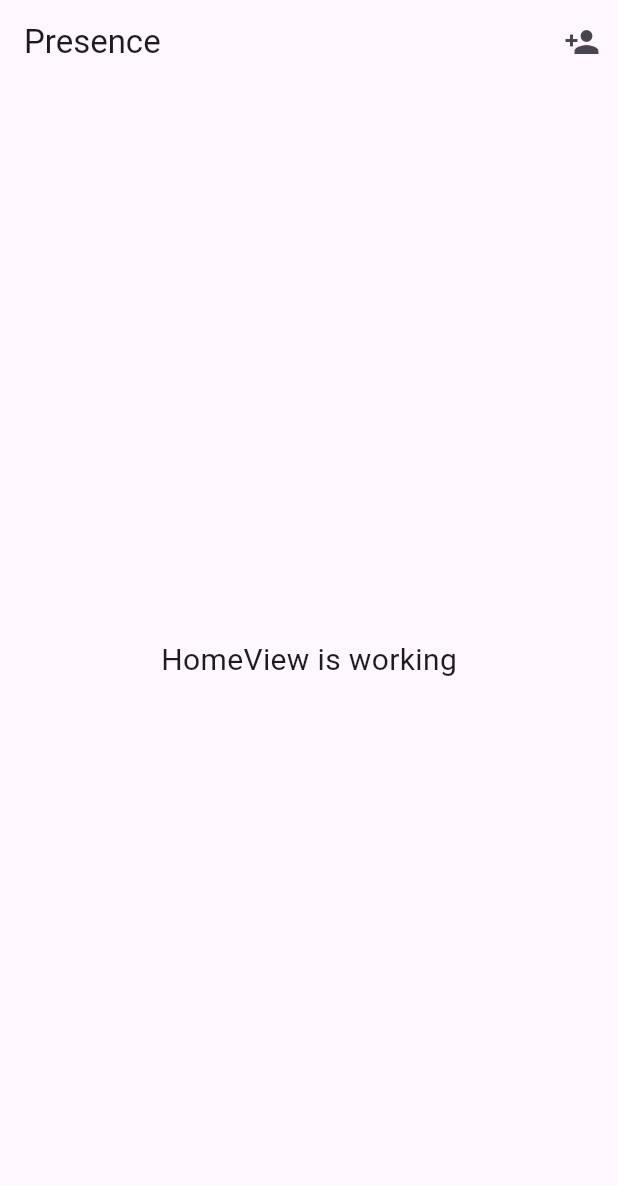
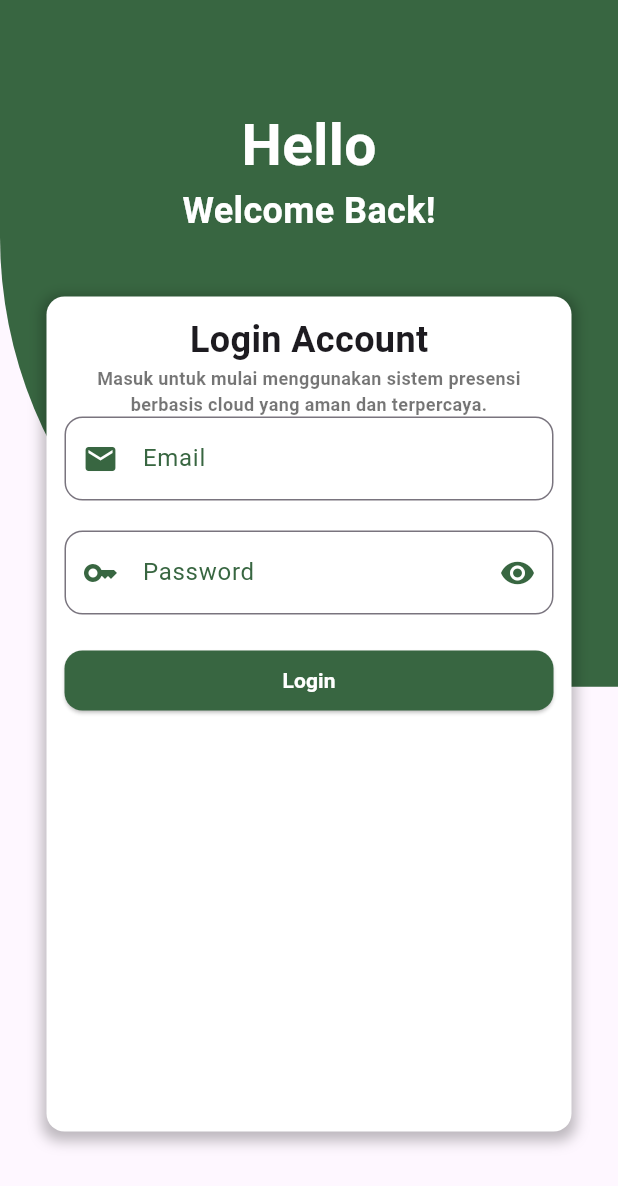
Before and after one commit to RizkyArdiansyahhh/mobile-app-presence, a Flutter app: the screen it shows after launch, on a phone screen of 412 x 824 dp. Shown: the top 1186 px of the screen. Run offline on Flutter 3.47's test engine with Material 3 defaults, Android fonts, the light colour scheme and no system bars; our stand-ins replace cloud_firestore, firebase_auth, firebase_core, get; accounts and stored records are empty.

Commit message:
create emailVerified controller

```diff
--- a/lib/app/modules/add_employee/views/add_employee_view.dart
+++ b/lib/app/modules/add_employee/views/add_employee_view.dart
@@ -31,6 +31,7 @@ class AddEmployeeView extends GetView<AddEmployeeController> {
           children: [
             const SizedBox(height: 50),
             InputWidget(
+              obscureText: false,
               label: "NIP",
               icon: const Icon(Icons.badge),
               controller: controller.nipController,
@@ -38,6 +39,7 @@ class AddEmployeeView extends GetView<AddEmployeeController> {
             ),
             const SizedBox(height: 20),
             InputWidget(
+              obscureText: false,
               label: "Email",
               icon: const Icon(Icons.alternate_email),
               controller: controller.emailController,
@@ -45,6 +47,7 @@ class AddEmployeeView extends GetView<AddEmployeeController> {
             ),
             const SizedBox(height: 20),
             InputWidget(
+              obscureText: false,
               label: "Nama",
               icon: const Icon(Icons.person),
               controller: controller.nameController,
--- /dev/null
+++ b/lib/app/modules/login/controllers/login_controller.dart
@@ -0,0 +1,64 @@
+import 'package:firebase_auth/firebase_auth.dart';
+import 'package:flutter/widgets.dart';
+import 'package:get/get.dart';
+import 'package:presence_app/app/routes/app_pages.dart';
+
+class LoginController extends GetxController {
+  late final TextEditingController emailController;
+  late final TextEditingController passwordController;
+
+  var visibilityPassword = false.obs;
+  final FirebaseAuth auth = FirebaseAuth.instance;
+
+  void changeVisibilityPassword() {
+    visibilityPassword.value = !visibilityPassword.value;
+  }
+
+  void showSnackbar(String title, String message) {
+    Get.snackbar(title, message, duration: const Duration(milliseconds: 1500));
+  }
+
+  void login() async {
+    if (emailController.text.trim().isNotEmpty &&
+        passwordController.text.trim().isNotEmpty) {
+      try {
+        final credential = await auth.signInWithEmailAndPassword(
+          email: emailController.text,
+          password: passwordController.text,
+        );
+        print(credential.user);
+        if (!credential.user!.emailVerified) {
+          await credential.user!.sendEmailVerification();
+          Get.toNamed(Routes.EMAIL_VERIFICATION);
+        }
+      } on FirebaseAuthException catch (e) {
+        if (e.code == 'user-not-found') {
+          print('No user found for that email.');
+          showSnackbar("Terjadi kesalahan", "No user found for that email.");
+        } else if (e.code == 'wrong-password') {
+          print('Wrong password provided for that user.');
+          showSnackbar(
+            "Terjadi kesalahan",
+            "Wrong password provided for that user.",
+          );
+        }
+      } catch (e) {
+        print("Terjadi kesalahan : $e");
+      }
+    }
+  }
+
+  @override
+  void onInit() {
+    super.onInit();
+    emailController = TextEditingController();
+    passwordController = TextEditingController();
+  }
+
+  @override
+  void onClose() {
+    emailController.dispose();
+    passwordController.dispose();
+    super.onClose();
+  }
+}
--- /dev/null
+++ b/lib/app/modules/login/views/login_view.dart
@@ -0,0 +1,166 @@
+import 'package:flutter/material.dart';
+
+import 'package:get/get.dart';
+import 'package:presence_app/app/widgets/input_widget.dart';
+
+import '../controllers/login_controller.dart';
+
+class LoginView extends GetView<LoginController> {
+  @override
+  Widget build(BuildContext context) {
+    return Scaffold(
+      body: Stack(
+        children: [
+          Container(
+            height: Get.height / 1.8,
+            decoration: BoxDecoration(
+              color: const Color(0xff386641),
+              borderRadius: BorderRadius.only(bottomLeft: Radius.circular(300)),
+            ),
+          ),
+          Padding(
+            padding: const EdgeInsets.symmetric(horizontal: 30),
+            child: Center(
+              child: Container(
+                width: double.infinity,
+                height: Get.height / 1.2,
+                padding: const EdgeInsets.all(1),
+                decoration: BoxDecoration(
+                  borderRadius: BorderRadius.circular(12),
+                ),
+                child: Column(
+                  children: [
+                    Column(
+                      children: [
+                        Text(
+                          "Hello",
+                          style: const TextStyle(
+                            fontSize: 38,
+                            fontWeight: FontWeight.w700,
+                            color: Color(0xffFFFFFF),
+                          ),
+                        ),
+                        Text(
+                          "Welcome Back!",
+                          style: const TextStyle(
+                            fontSize: 24,
+                            fontWeight: FontWeight.w700,
+                            color: Color(0xffFFFFFF),
+                          ),
+                        ),
+                      ],
+                    ),
+                    const SizedBox(height: 40),
+                    Expanded(
+                      child: Container(
+                        width: double.infinity,
+                        padding: const EdgeInsets.all(12),
+                        decoration: BoxDecoration(
+                          borderRadius: BorderRadius.circular(12),
+                          color: Colors.white,
+                          boxShadow: [
+                            BoxShadow(
+                              color: Colors.black26,
+                              spreadRadius: 3,
+                              blurRadius: 7,
+                              offset: Offset(0, 3),
+                            ),
+                          ],
+                        ),
+                        child: Column(
+                          children: [
+                            Column(
+                              children: [
+                                Text(
+                                  "Login Account",
+                                  style: const TextStyle(
+                                    fontSize: 24,
+                                    fontWeight: FontWeight.w700,
+                                  ),
+                                ),
+                                Text(
+                                  "Masuk untuk mulai menggunakan sistem presensi berbasis cloud yang aman dan terpercaya.",
+                                  textAlign: TextAlign.center,
+                                  style: const TextStyle(
+                                    fontSize: 12,
+                                    fontWeight: FontWeight.w600,
+                                    color: Colors.black54,
+                                  ),
+                                ),
+                              ],
+                            ),
+                            Expanded(
+                              child: ListView(
+                                children: [
+                                  InputWidget(
+                                    controller: controller.emailController,
+                                    obscureText: false,
+                                    label: "Email",
+                                    icon: const Icon(Icons.email),
+                                    textInputType: TextInputType.emailAddress,
+                                  ),
+                                  const SizedBox(height: 20),
+                                  Obx(() {
+                                    return InputWidget(
+                                      controller: controller.passwordController,
+                                      obscureText:
+                                          !controller.visibilityPassword.value,
+                                      label: "Password",
+                                      icon: const Icon(Icons.key),
+                                      suffixIcon: IconButton(
+                                        onPressed: () {
+                                          controller.changeVisibilityPassword();
+                                        },
+                                        icon:
+                                            (controller
+                                                .visibilityPassword
+                                                .value)
+                                            ? Icon(
+                                                Icons.visibility_off,
+                                                color: const Color(0xff386641),
+                                              )
+                                            : Icon(
+                                                Icons.visibility,
+                                                color: const Color(0xff386641),
+                                              ),
+                                      ),
+                                      textInputType:
+                                          TextInputType.visiblePassword,
+                                    );
+                                  }),
+                                  const SizedBox(height: 20),
+                                  ElevatedButton(
+                                    onPressed: () {
+                                      controller.login();
+                                    },
+                                    style: ElevatedButton.styleFrom(
+                                      backgroundColor: const Color(0xff386641),
+                                      shape: RoundedRectangleBorder(
+                                        borderRadius: BorderRadius.circular(12),
+                                      ),
+                                    ),
+                                    child: Text(
+                                      "Login",
+                                      style: TextStyle(
+                                        fontWeight: FontWeight.w700,
+                                        color: const Color(0xffFFFFFF),
+                                      ),
+                                    ),
+                                  ),
+                                ],
+                              ),
+                            ),
+                          ],
+                        ),
+                      ),
+                    ),
+                  ],
+                ),
+              ),
+            ),
+          ),
+        ],
+      ),
+    );
+  }
+}
--- a/lib/app/routes/app_pages.dart
+++ b/lib/app/routes/app_pages.dart
@@ -2,26 +2,36 @@ import 'package:get/get.dart';
 
 import 'package:presence_app/app/modules/add_employee/bindings/add_employee_binding.dart';
 import 'package:presence_app/app/modules/add_employee/views/add_employee_view.dart';
+import 'package:presence_app/app/modules/email_verification/bindings/email_verification_binding.dart';
+import 'package:presence_app/app/modules/email_verification/views/email_verification_view.dart';
 import 'package:presence_app/app/modules/home/bindings/home_binding.dart';
 import 'package:presence_app/app/modules/home/views/home_view.dart';
+import 'package:presence_app/app/modules/login/bindings/login_binding.dart';
+import 'package:presence_app/app/modules/login/views/login_view.dart';
 
 part 'app_routes.dart';
 
 class AppPages {
   AppPages._();
 
-  static const INITIAL = Routes.HOME;
+  static const INITIAL = Routes.LOGIN;
 
   static final routes = [
-    GetPage(
-      name: _Paths.HOME,
-      page: () => HomeView(),
-      binding: HomeBinding(),
-    ),
+    GetPage(name: _Paths.HOME, page: () => HomeView(), binding: HomeBinding()),
     GetPage(
       name: _Paths.ADD_EMPLOYEE,
       page: () => AddEmployeeView(),
       binding: AddEmployeeBinding(),
     ),
+    GetPage(
+      name: _Paths.LOGIN,
+      page: () => LoginView(),
+      binding: LoginBinding(),
+    ),
+    GetPage(
+      name: _Paths.EMAIL_VERIFICATION,
+      page: () => EmailVerificationView(),
+      binding: EmailVerificationBinding(),
+    ),
   ];
 }
--- a/lib/app/routes/app_routes.dart
+++ b/lib/app/routes/app_routes.dart
@@ -6,9 +6,13 @@ abstract class Routes {
 
   static const HOME = _Paths.HOME;
   static const ADD_EMPLOYEE = _Paths.ADD_EMPLOYEE;
+  static const LOGIN = _Paths.LOGIN;
+  static const EMAIL_VERIFICATION = _Paths.EMAIL_VERIFICATION;
 }
 
 abstract class _Paths {
   static const HOME = '/home';
   static const ADD_EMPLOYEE = '/add-employee';
+  static const LOGIN = '/login';
+  static const EMAIL_VERIFICATION = '/email-verification';
 }
--- a/lib/app/widgets/input_widget.dart
+++ b/lib/app/widgets/input_widget.dart
@@ -5,10 +5,14 @@ class InputWidget extends StatelessWidget {
   final String label;
   final Icon icon;
   final TextInputType textInputType;
+  final bool obscureText;
+  final Widget? suffixIcon;
 
   const InputWidget({
     super.key,
     this.controller,
+    this.suffixIcon,
+    required this.obscureText,
     required this.label,
     required this.icon,
     required this.textInputType,
@@ -17,10 +21,13 @@ class InputWidget extends StatelessWidget {
   @override
   Widget build(BuildContext context) {
     return TextField(
+      obscureText: obscureText,
+      autocorrect: false,
       controller: (controller != null) ? controller : null,
       keyboardType: textInputType,
       decoration: InputDecoration(
         labelText: label,
+        suffixIcon: suffixIcon,
         labelStyle: TextStyle(color: const Color(0xff386641)),
         prefixIcon: icon,
         prefixIconColor: const Color(0xff386641),
--- a/pubspec.yaml
+++ b/pubspec.yaml
@@ -20,3 +20,5 @@ dev_dependencies:
 
 flutter:
   uses-material-design: true
+  assets:
+    - assets/img/email_verified.png
```
Also changed, not shown: lib/app/modules/add_employee/controllers/employee_controller.dart (+18 -1 lines), lib/app/modules/email_verification/bindings/email_verification_binding.dart (added, +12 -0 lines), lib/app/modules/email_verification/controllers/email_verification_controller.dart (added, +41 -0 lines), lib/app/modules/email_verification/views/email_verification_view.dart (added, +160 -0 lines), lib/app/modules/login/bindings/login_binding.dart (added, +12 -0 lines), assets/img/email_verified.png (added), 1 other file.
